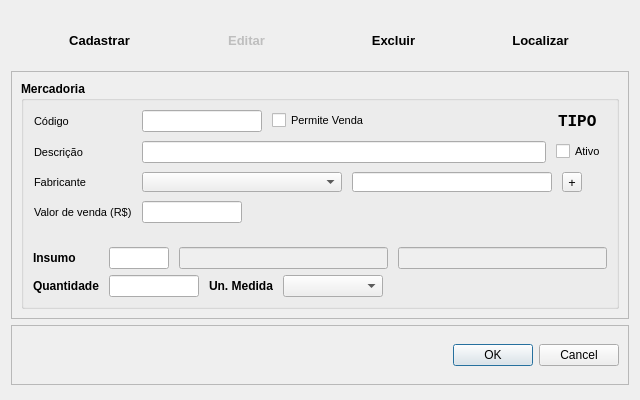
Qt form Resources/UI/CadastroMercadoria.ui (Klubas/Projeto-SOAD) before a commit.
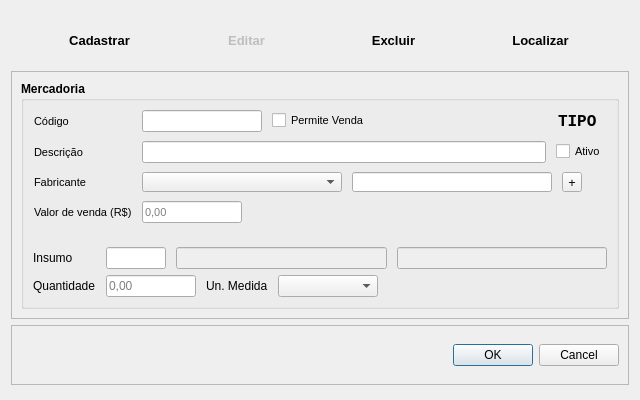
The same form after that commit. The open tabs and pages were chosen to show the change.

```diff
--- a/Resources/UI/CadastroMercadoria.ui
+++ b/Resources/UI/CadastroMercadoria.ui
@@ -290,6 +290,12 @@
                    <height>80</height>
                   </size>
                  </property>
+                 <property name="font">
+                  <font>
+                   <weight>50</weight>
+                   <bold>false</bold>
+                  </font>
+                 </property>
                  <layout class="QFormLayout" name="formLayout_3">
                   <property name="fieldGrowthPolicy">
                    <enum>QFormLayout::ExpandingFieldsGrow</enum>
@@ -370,6 +376,12 @@
                         <height>16777215</height>
                        </size>
                       </property>
+                      <property name="text">
+                       <string/>
+                      </property>
+                      <property name="placeholderText">
+                       <string>0,00</string>
+                      </property>
                      </widget>
                     </item>
                     <item>
@@ -877,6 +889,9 @@
                   <height>16777215</height>
                  </size>
                 </property>
+                <property name="placeholderText">
+                 <string>0,00</string>
+                </property>
                </widget>
               </item>
              </layout>
```
Left out of the diff: 5 changed lines with no effect on the pictures.
